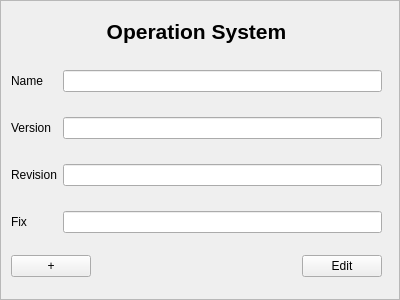
Above: src/app/osinputarea.ui from jmuelbert/jmbde-QT before the change. Below: the same form after it.
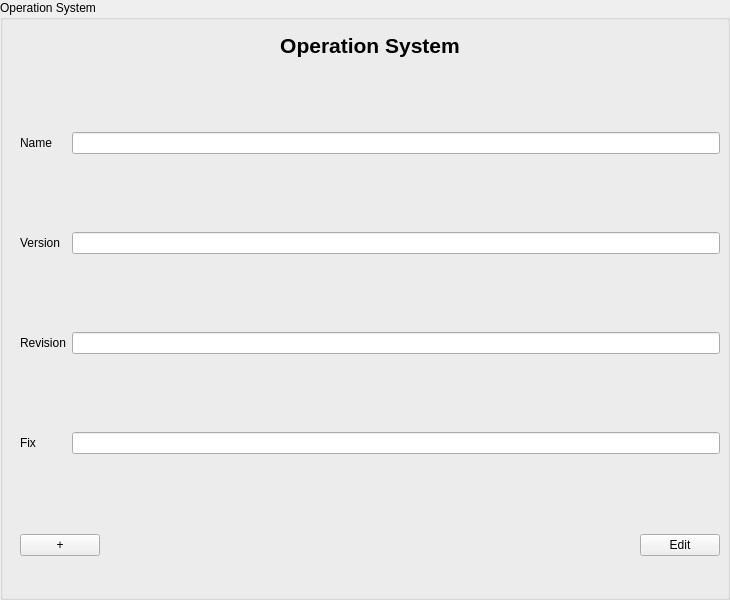
That is the form after the change.

Diff of the .ui file:
```diff
--- a/src/app/osinputarea.ui
+++ b/src/app/osinputarea.ui
@@ -1,37 +1,40 @@
 <?xml version="1.0" encoding="UTF-8"?>
 <ui version="4.0">
  <class>OSInputArea</class>
- <widget class="QScrollArea" name="OSInputArea">
+ <widget class="QGroupBox" name="OSInputArea">
   <property name="geometry">
    <rect>
     <x>0</x>
     <y>0</y>
-    <width>400</width>
-    <height>300</height>
+    <width>730</width>
+    <height>600</height>
    </rect>
   </property>
   <property name="windowTitle">
    <string>ScrollArea</string>
   </property>
-  <property name="widgetResizable">
-   <bool>true</bool>
+  <property name="accessibleName">
+   <string>OSInputDialog</string>
+  </property>
+  <property name="title">
+   <string>Operation System</string>
   </property>
   <widget class="QWidget" name="scrollAreaWidgetContents">
    <property name="geometry">
     <rect>
-     <x>0</x>
-     <y>0</y>
-     <width>398</width>
-     <height>298</height>
+     <x>10</x>
+     <y>30</y>
+     <width>730</width>
+     <height>600</height>
     </rect>
    </property>
    <widget class="QWidget" name="verticalLayoutWidget">
     <property name="geometry">
      <rect>
       <x>10</x>
-      <y>10</y>
-      <width>371</width>
-      <height>41</height>
+      <y>0</y>
+      <width>700</width>
+      <height>30</height>
      </rect>
     </property>
     <layout class="QVBoxLayout" name="verticalLayout">
@@ -54,13 +57,52 @@
      </item>
     </layout>
    </widget>
+   <widget class="QWidget" name="verticalLayoutWidget_Buttons">
+    <property name="geometry">
+     <rect>
+      <x>10</x>
+      <y>500</y>
+      <width>700</width>
+      <height>30</height>
+     </rect>
+    </property>
+    <layout class="QHBoxLayout" name="horizontalLayout">
+     <item>
+      <widget class="QPushButton" name="pushButton_Add">
+       <property name="text">
+        <string>+</string>
+       </property>
+      </widget>
+     </item>
+     <item>
+      <spacer name="horizontalSpacer">
+       <property name="orientation">
+        <enum>Qt::Horizontal</enum>
+       </property>
+       <property name="sizeHint" stdset="0">
+        <size>
+         <width>40</width>
+         <height>20</height>
+        </size>
+       </property>
+      </spacer>
+     </item>
+     <item>
+      <widget class="QPushButton" name="pushButton_EditFinish">
+       <property name="text">
+        <string>Edit</string>
+       </property>
+      </widget>
+     </item>
+    </layout>
+   </widget>
    <widget class="QWidget" name="gridLayoutWidget">
     <property name="geometry">
      <rect>
       <x>10</x>
-      <y>50</y>
-      <width>371</width>
-      <height>201</height>
+      <y>30</y>
+      <width>700</width>
+      <height>470</height>
      </rect>
     </property>
     <layout class="QGridLayout" name="gridLayout">
@@ -118,45 +160,6 @@
      </item>
     </layout>
    </widget>
-   <widget class="QWidget" name="verticalLayoutWidget_2">
-    <property name="geometry">
-     <rect>
-      <x>10</x>
-      <y>249</y>
-      <width>371</width>
-      <height>32</height>
-     </rect>
-    </property>
-    <layout class="QHBoxLayout" name="horizontalLayout">
-     <item>
-      <widget class="QPushButton" name="pushButton_Add">
-       <property name="text">
-        <string>+</string>
-       </property>
-      </widget>
-     </item>
-     <item>
-      <spacer name="horizontalSpacer">
-       <property name="orientation">
-        <enum>Qt::Horizontal</enum>
-       </property>
-       <property name="sizeHint" stdset="0">
-        <size>
-         <width>40</width>
-         <height>20</height>
-        </size>
-       </property>
-      </spacer>
-     </item>
-     <item>
-      <widget class="QPushButton" name="pushButton_EditFinish">
-       <property name="text">
-        <string>Edit</string>
-       </property>
-      </widget>
-     </item>
-    </layout>
-   </widget>
   </widget>
  </widget>
  <tabstops>
```
Left out of the diff: 6 changed lines with no effect on the pictures.
